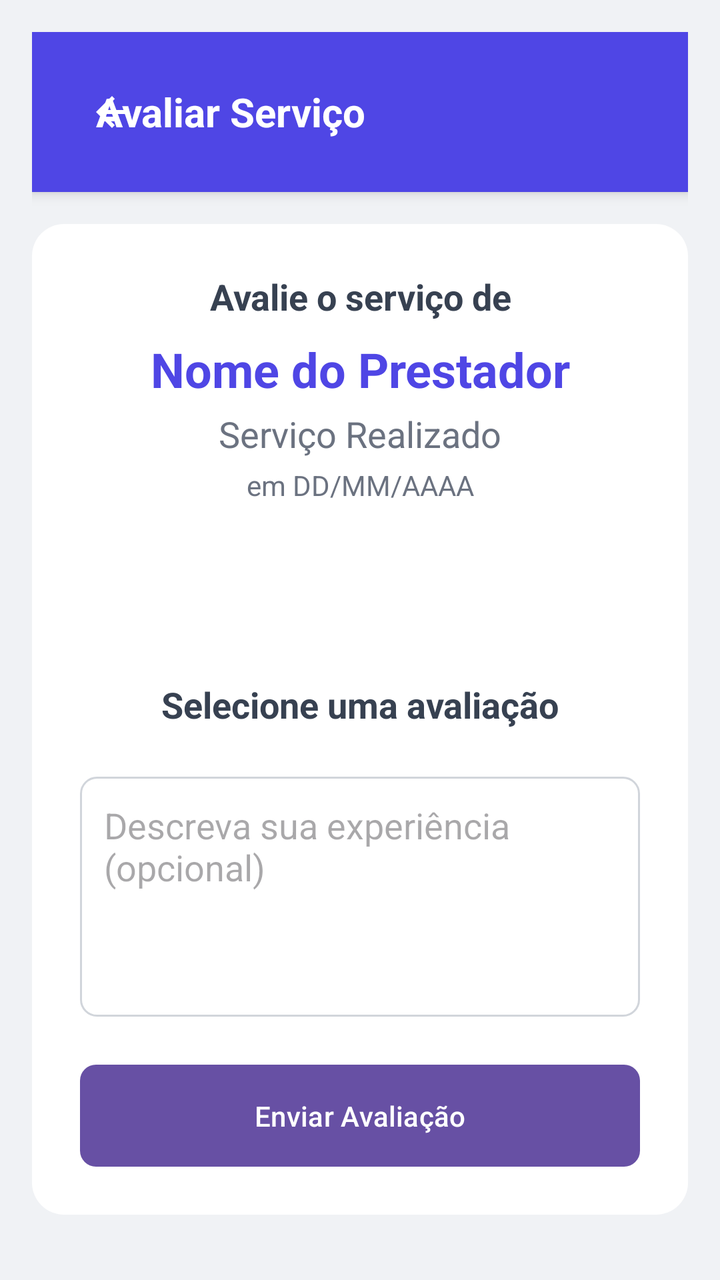
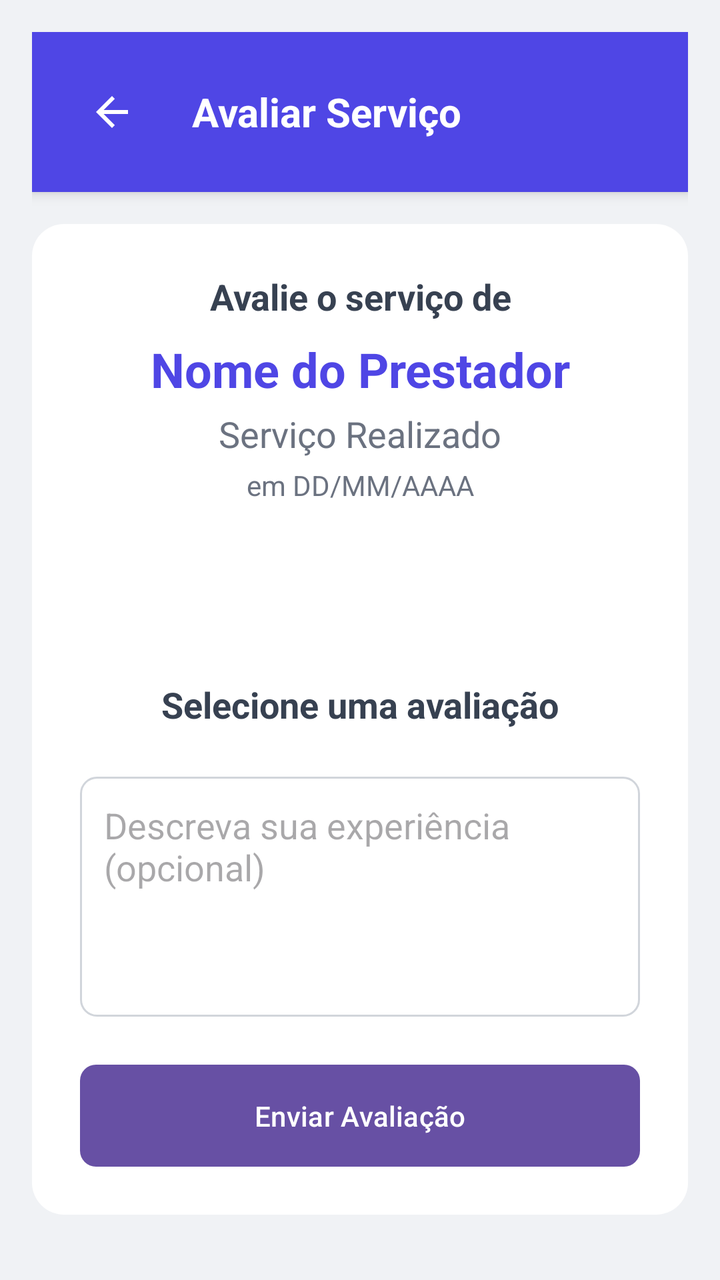

An Android layout rendered at two revisions. The XML below is the earlier revision; the diff shows what the commit changed to produce the second picture.
<!-- AndroidManifest.xml: application theme Theme.SmartApp -->
<!-- res/layout/avaliar_servico.xml -->
<?xml version="1.0" encoding="utf-8"?>
<RelativeLayout xmlns:android="http://schemas.android.com/apk/res/android"
    xmlns:app="http://schemas.android.com/apk/res-auto"
    xmlns:tools="http://schemas.android.com/tools"
    android:layout_width="match_parent"
    android:layout_height="match_parent"
    android:background="#f0f2f5"
    android:padding="16dp"
    android:tint="#FBBF24">


    
    <RelativeLayout
        android:id="@+id/header"
        android:layout_width="match_parent"
        android:layout_height="wrap_content"
        android:background="#4F46E5"
        android:elevation="4dp"
        android:padding="16dp">

        <ImageButton
            android:id="@+id/btnvoltarsv"
            android:layout_width="48dp"
            android:layout_height="48dp"
            android:background="?selectableItemBackgroundBorderless"
            android:contentDescription="btnvoltar"
            android:padding="8dp"
            android:src="@drawable/ic_arrow_back"/>

        <TextView
            android:layout_width="wrap_content"
            android:layout_height="wrap_content"
            android:layout_centerVertical="true"
            android:layout_marginStart="16dp"
            android:layout_toEndOf="@id/btnBack"
            android:text="Avaliar Serviço"
            android:textColor="@android:color/white"
            android:textSize="20sp"
            android:textStyle="bold" />
    </RelativeLayout>

    
    <ScrollView
        android:layout_width="match_parent"
        android:layout_height="match_parent"
        android:layout_below="@id/header"
        android:paddingTop="16dp">

        <RelativeLayout
            android:layout_width="match_parent"
            android:layout_height="wrap_content"
            android:background="@drawable/card_background"
            android:padding="24dp">

            <TextView
                android:id="@+id/tvTitle"
                android:layout_width="match_parent"
                android:layout_height="wrap_content"
                android:text="Avalie o serviço de"
                android:textAlignment="center"
                android:textColor="#374151"
                android:textSize="18sp"
                android:textStyle="bold" />

            <TextView
                android:id="@+id/tvProfessionalName"
                android:layout_width="match_parent"
                android:layout_height="wrap_content"
                android:layout_below="@id/tvTitle"
                android:layout_marginTop="8dp"
                android:text="Nome do Prestador"
                android:textAlignment="center"
                android:textColor="#4F46E5"
                android:textSize="24sp"
                android:textStyle="bold" />

            <TextView
                android:id="@+id/tvServiceName"
                android:layout_width="match_parent"
                android:layout_height="wrap_content"
                android:layout_below="@id/tvProfessionalName"
                android:layout_marginTop="4dp"
                android:text="Serviço Realizado"
                android:textAlignment="center"
                android:textColor="#6B7280"
                android:textSize="18sp" />

            <TextView
                android:id="@+id/tvServiceDate"
                android:layout_width="match_parent"
                android:layout_height="wrap_content"
                android:layout_below="@id/tvServiceName"
                android:layout_marginTop="4dp"
                android:text="em DD/MM/AAAA"
                android:textAlignment="center"
                android:textColor="#6B7280"
                android:textSize="14sp" />

            <LinearLayout
                android:id="@+id/starContainer"
                android:layout_width="wrap_content"
                android:layout_height="wrap_content"
                android:layout_below="@id/tvServiceDate"
                android:layout_centerHorizontal="true"
                android:layout_marginTop="24dp"
                android:orientation="horizontal">

                <ImageView
                    android:id="@+id/star1"
                    android:layout_width="48dp"
                    android:layout_height="48dp"
                     />

                <ImageView
                    android:id="@+id/star2"
                    android:layout_width="48dp"
                    android:layout_height="48dp"
                     />

                <ImageView
                    android:id="@+id/star3"
                    android:layout_width="48dp"
                    android:layout_height="48dp"
                     />

                <ImageView
                    android:id="@+id/star4"
                    android:layout_width="48dp"
                    android:layout_height="48dp"
                     />

                <ImageView
                    android:id="@+id/star5"
                    android:layout_width="48dp"
                    android:layout_height="48dp"
                     />
            </LinearLayout>

            <TextView
                android:id="@+id/tvRatingText"
                android:layout_width="match_parent"
                android:layout_height="wrap_content"
                android:layout_below="@id/starContainer"
                android:layout_marginTop="16dp"
                android:text="Selecione uma avaliação"
                android:textAlignment="center"
                android:textColor="#374151"
                android:textSize="18sp"
                android:textStyle="bold" />

            <EditText
                android:id="@+id/etComment"
                android:layout_width="match_parent"
                android:layout_height="120dp"
                android:layout_below="@id/tvRatingText"
                android:layout_marginTop="24dp"
                android:background="@drawable/edittext_background"
                android:gravity="top"
                android:hint="Descreva sua experiência (opcional)"
                android:padding="12dp" />

            <Button
                android:id="@+id/btnSubmit"
                android:layout_width="match_parent"
                android:layout_height="wrap_content"
                android:layout_below="@id/etComment"
                android:layout_marginTop="24dp"
                android:background="@drawable/button_primary"
                android:drawablePadding="8dp"
                android:paddingVertical="12dp"
                android:text="Enviar Avaliação"
                android:textAllCaps="false"
                android:textColor="@android:color/white" />
        </RelativeLayout>
    </ScrollView>

    
    <RelativeLayout
        android:id="@+id/messageModal"
        android:layout_width="match_parent"
        android:layout_height="match_parent"
        android:background="#66000000"
        android:visibility="gone">

        <RelativeLayout
            android:layout_width="300dp"
            android:layout_height="wrap_content"
            android:layout_centerInParent="true"
            android:background="@drawable/modal_background"
            android:padding="24dp">

            <ImageView
                android:id="@+id/ivModalIcon"
                android:layout_width="64dp"
                android:layout_height="64dp"
                android:layout_centerHorizontal="true"/>

            <TextView
                android:id="@+id/tvModalTitle"
                android:layout_width="match_parent"
                android:layout_height="wrap_content"
                android:layout_below="@id/ivModalIcon"
                android:layout_marginTop="16dp"
                android:textAlignment="center"
                android:textColor="#374151"
                android:textSize="20sp"
                android:textStyle="bold" />

            <TextView
                android:id="@+id/tvModalMessage"
                android:layout_width="match_parent"
                android:layout_height="wrap_content"
                android:layout_below="@id/tvModalTitle"
                android:layout_marginTop="8dp"
                android:layout_marginBottom="24dp"
                android:textAlignment="center"
                android:textColor="#374151" />

            <Button
                android:id="@+id/btnModalOk"
                android:layout_width="match_parent"
                android:layout_height="wrap_content"
                android:layout_below="@id/tvModalMessage"
                android:background="@drawable/button_primary"
                android:text="OK"
                android:textAllCaps="false"
                android:textColor="@android:color/white" />
        </RelativeLayout>
    </RelativeLayout>
</RelativeLayout>
<!-- resources referenced by this layout -->
<resources>
  <!-- drawable button_primary (drawable) -->
  <?xml version="1.0" encoding="utf-8"?>
  <shape xmlns:android="http://schemas.android.com/apk/res/android">
      <solid android:color="#4F46E5"/>
      <corners android:radius="8dp"/>
      <solid android:color="#10B981" />
      <corners android:radius="8dp" />
  </shape>
  <!-- drawable card_background (drawable) -->
  <shape xmlns:android="http://schemas.android.com/apk/res/android">
      <solid android:color="@android:color/white" />
      <corners android:radius="12dp" />
      <solid android:color="@android:color/white"/>
      <corners android:radius="16dp"/>
  </shape>
  <!-- drawable edittext_background (drawable) -->
  <shape xmlns:android="http://schemas.android.com/apk/res/android">
      <solid android:color="@android:color/white" />
      <corners android:radius="8dp" />
      <stroke
          android:width="1dp"
          android:color="#D1D5DB" />
      <solid android:color="@android:color/white"/>
      <corners android:radius="12dp"/>
      <stroke android:width="1dp" android:color="@color/gray_300"/>
  
      <shape xmlns:android="http://schemas.android.com/apk/res/android">
          <solid android:color="@android:color/white"/>
          <corners android:radius="8dp"/>
          <stroke android:width="1dp" android:color="#D1D5DB"/>
      </shape>
  
      <solid android:color="@android:color/transparent" />
      <stroke android:width="1dp" android:color="#D1D5DB" />
      <corners android:radius="8dp" />
  
  </shape>
  <!-- drawable ic_arrow_back (drawable) -->
  <vector xmlns:android="http://schemas.android.com/apk/res/android"
      android:width="24dp"
      android:height="24dp"
      android:viewportWidth="24"
      android:viewportHeight="24">
      <path android:fillColor="#FFFFFF" android:pathData="M20,11H7.83l5.59,-5.59L12,4l-8,8 8,8 1.41,-1.41L7.83,13H20v-2z"/>
  </vector>
  <!-- drawable modal_background (drawable) -->
  <?xml version="1.0" encoding="utf-8"?>
  <shape xmlns:android="http://schemas.android.com/apk/res/android">
      <solid android:color="@android:color/white" />
      <corners android:radius="16dp" />
  </shape>
  <style name="Theme.SmartApp" parent="Base.Theme.SmartApp" />
  <color name="gray_300">#D1D5DB</color>
  <style name="Base.Theme.SmartApp" parent="Theme.Material3.DayNight.NoActionBar" />
</resources>

<!-- the commit's change to res/layout/avaliar_servico.xml (unified diff, before → after) -->
@@ -32,7 +32,7 @@
             android:layout_height="wrap_content"
             android:layout_centerVertical="true"
             android:layout_marginStart="16dp"
-            android:layout_toEndOf="@id/btnBack"
+            android:layout_toEndOf="@id/btnvoltarsv"
             android:text="Avaliar Serviço"
             android:textColor="@android:color/white"
             android:textSize="20sp"
